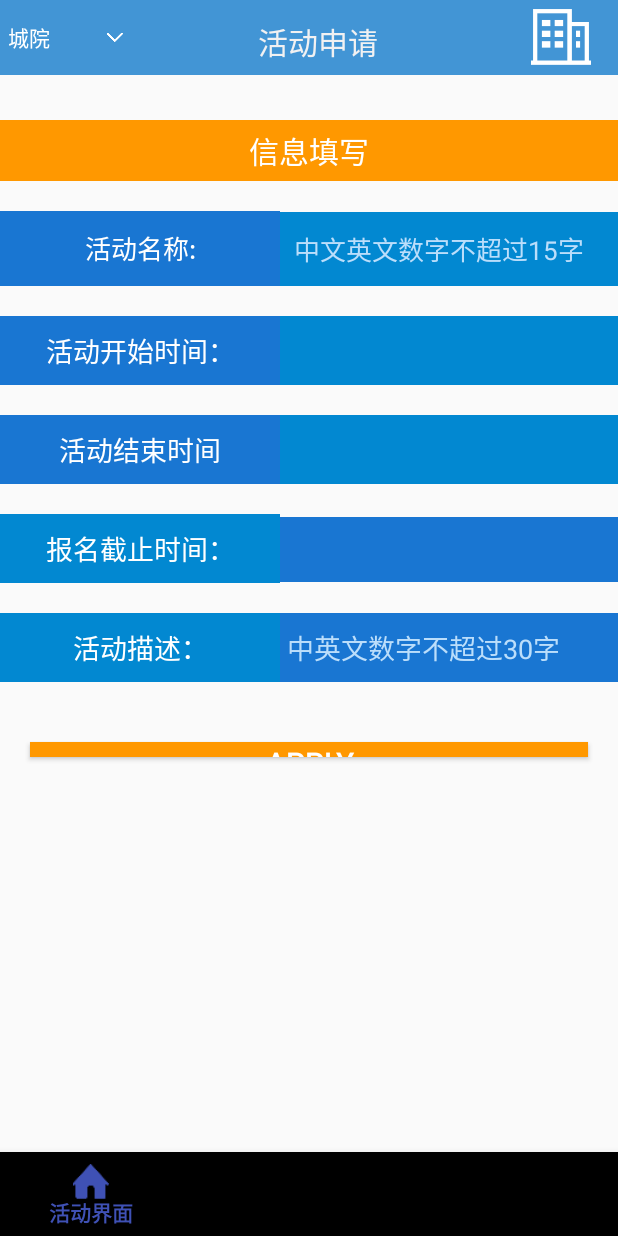
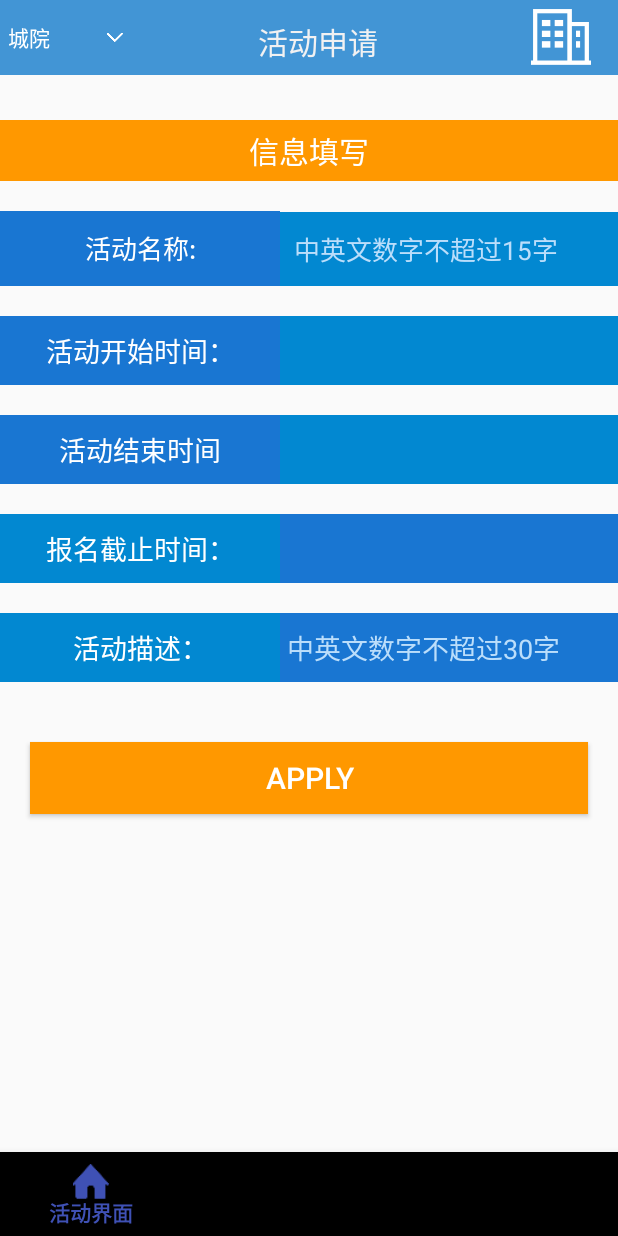
Before and after one commit to YiQunSheng/Campaigo, an Android app: the fragment applyFragment placed in its activity, on a phone screen of 412 x 824 dp. Run offline under Robolectric (Android 15) with nearby library versions, the phone set to English and light mode, and no system bars.

Commit message:
申请活动的UI更改

```diff
--- a/app/src/main/res/layout/fragment_apply.xml
+++ b/app/src/main/res/layout/fragment_apply.xml
@@ -17,7 +17,9 @@
         android:layout_width="match_parent"
         android:text="信息填写"
         android:layout_height="wrap_content" />
-
+<ScrollView
+    android:layout_width="match_parent"
+    android:layout_height="match_parent">
     <LinearLayout
         android:gravity="center"
         android:orientation="vertical"
@@ -42,18 +44,18 @@
                 />
 
             <EditText
-                android:hint="中文英文数字不超过15字"
-                android:textColorHint="@color/primary_light"
-                android:maxLines="1"
                 android:id="@+id/edit_apply_name"
-                android:text=""
-                android:layout_weight="3"
                 android:layout_width="0dp"
                 android:layout_height="50dp"
-                android:textSize="17dp"
+                android:layout_weight="3"
+                android:background="#0288D1"
+                android:hint="中英文数字不超过15字"
+                android:maxLines="1"
                 android:padding="9dp"
-                android:background="#0288D1"
-                android:textColor="@color/white" />
+                android:text=""
+                android:textColor="@color/white"
+                android:textColorHint="@color/primary_light"
+                android:textSize="17dp" />
 
         </LinearLayout>
 
@@ -139,7 +141,7 @@
                 android:textColorHint="#A9A9A9"
                 android:id="@+id/edit_apply_endedline"
                 android:layout_width="0dp"
-                android:layout_height="wrap_content"
+                android:layout_height="match_parent"
                 android:layout_weight="3"
                 android:textSize="18dp"
                 android:padding="9dp"
@@ -177,6 +179,9 @@
                 android:textColor="@color/white" />
 
         </LinearLayout>
+        <LinearLayout
+            android:layout_width="match_parent"
+            android:layout_height="wrap_content">
             <Button
                 android:id="@+id/button_ApplyCampaign"
                 android:layout_width="match_parent"
@@ -188,8 +193,7 @@
                 android:textColor="@color/white"/>
         </LinearLayout>
 
-    <TextView
-        android:layout_width="match_parent"
-        android:layout_height="10sp" />
+    </LinearLayout>
+</ScrollView>
 
 </LinearLayout>
```
Lines whose indentation alone changed are shown as unchanged.
